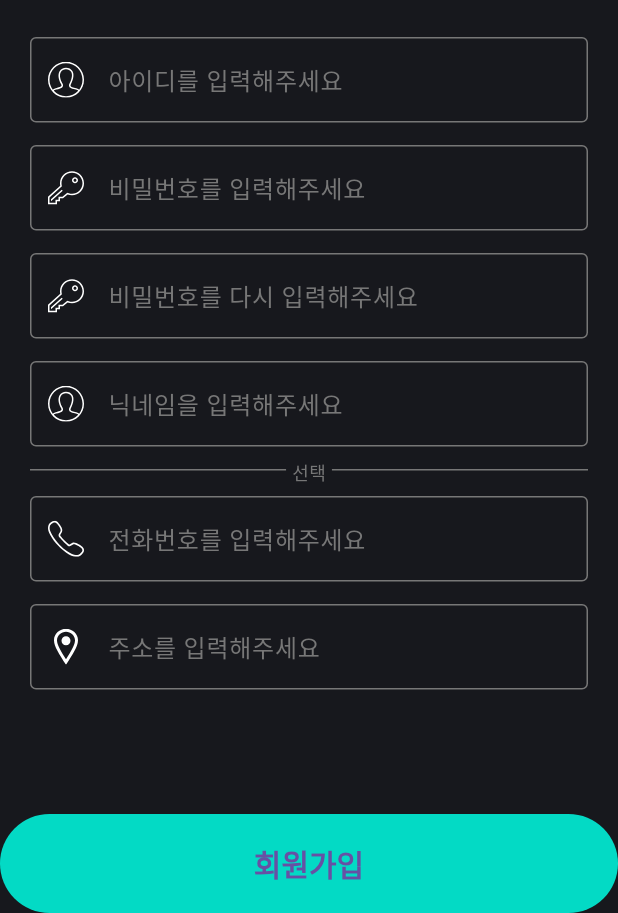
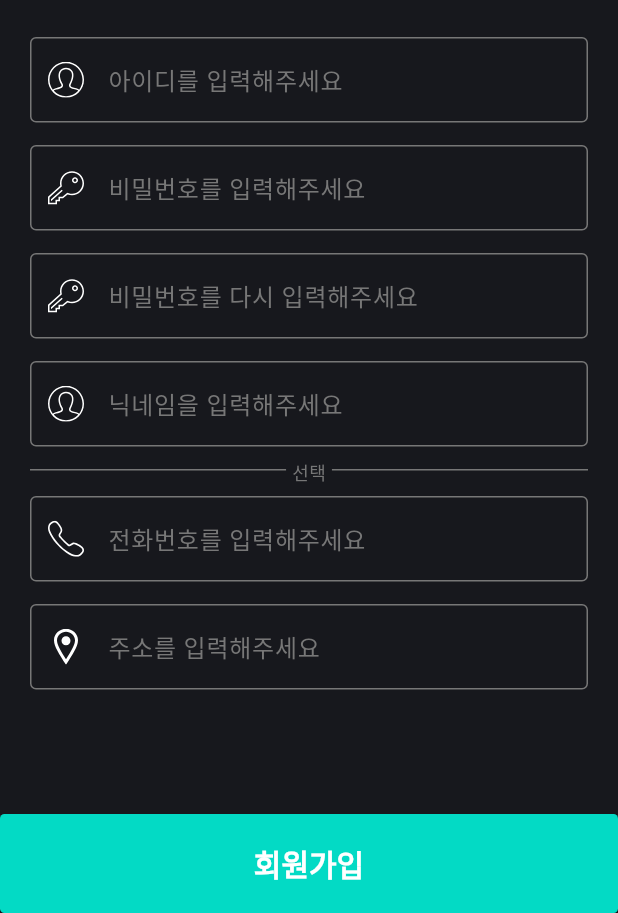
Before and after one commit to kmj94102/lolketing_flutter, a Flutter app: the screen it shows after launch, after a tap on "회원가입", on a phone screen of 412 x 824 dp, the part 323-1236 px from its top. Run offline on Flutter 3.47's test engine with Material 3 defaults, Android fonts, the phone set to English and light mode, and no system bars; our stand-ins replace flutter_dotenv, flutter_svg, get, lottie, sqflite; accounts and stored records are empty; network calls fail.

Commit message:
- GetX 적용  > 로그인, 회원가입, 회원가입  > 그 외는 일부만 적용

```diff
--- /dev/null
+++ b/lib/controller/auth_controller.dart
@@ -0,0 +1,62 @@
+import 'package:get/get.dart';
+import 'package:lolketing_flutter/database/auth_database.dart';
+import 'package:lolketing_flutter/model/login_model.dart';
+import 'package:lolketing_flutter/network/auth_service.dart';
+import 'package:lolketing_flutter/ui/home.dart';
+import 'package:lolketing_flutter/util/common.dart';
+
+class AuthController extends GetxController {
+  var isLoggedIn = false.obs;
+  var isLoading = true.obs;
+  LoginResult? _user;
+
+  int? get id => _user?.id;
+
+  String? get email => _user?.email;
+
+  @override
+  void onInit() {
+    super.onInit();
+    checkLoginStatus();
+  }
+
+  Future<void> checkLoginStatus() async {
+    final db = AuthDatabase();
+    _user = await db.fetchUser();
+
+    if (_user != null) {
+      isLoggedIn.value = true;
+    } else {
+      isLoggedIn.value = false;
+    }
+
+    isLoading.value = false;
+  }
+
+  void login({
+    required String id,
+    required String password,
+  }) async {
+    try {
+      AuthDatabase databaseClient = AuthDatabase();
+      final result =
+          await AuthService().emailLogin(LoginInfo(id: id, password: password));
+      databaseClient.insertLoginInfo(result);
+      _user = result;
+
+      Get.offAll(const HomeScreen());
+    } catch (e) {
+      showSnackBar(message: e.toString());
+    }
+  }
+
+  void join({required JoinInfo info}) async {
+    try {
+      await AuthService().join(info);
+      showSnackBar(message: '회원 가입 완료');
+      Get.back();
+    } catch (e) {
+      showSnackBar(message: e.toString());
+    }
+  }
+}
--- a/lib/custom/custom_button.dart
+++ b/lib/custom/custom_button.dart
@@ -5,23 +5,32 @@ class CustomButton extends StatelessWidget {
   final String text;
   final VoidCallback onClick;
   final Color backgroundColor;
+  final Color textColor;
+  final double borderRadius;
 
-  const CustomButton({
-    Key? key,
-    required this.text,
-    required this.onClick,
-    this.backgroundColor = ColorStyle.mainColor,
-  }) : super(key: key);
+  const CustomButton(
+      {Key? key,
+      required this.text,
+      required this.onClick,
+      this.backgroundColor = ColorStyle.mainColor,
+      this.textColor = ColorStyle.white,
+      this.borderRadius = 3})
+      : super(key: key);
 
   @override
   Widget build(BuildContext context) {
     return TextButton(
       onPressed: onClick,
       style: TextButton.styleFrom(
-          // primary: ColorStyle.white,
+          shape: RoundedRectangleBorder(
+            borderRadius: BorderRadius.circular(borderRadius),
+          ),
+          foregroundColor: textColor,
           backgroundColor: backgroundColor,
-          textStyle:
-              const TextStyle(fontSize: 20, fontWeight: FontWeight.bold)),
+          textStyle: const TextStyle(
+              color: ColorStyle.white,
+              fontSize: 20,
+              fontWeight: FontWeight.bold)),
       child: Padding(
         padding: const EdgeInsets.only(top: 10, bottom: 10),
         child: Text(text),
--- a/lib/custom/custom_text_field.dart
+++ b/lib/custom/custom_text_field.dart
@@ -3,7 +3,7 @@ import 'package:lolketing_flutter/style/color.dart';
 
 class CustomTextField extends StatelessWidget {
   final String hintText;
-  final ValueChanged<String> onChanged;
+  final ValueChanged<String>? onChanged;
   final Widget? icon;
   final Widget? suffix;
   final bool enable;
@@ -18,7 +18,7 @@ class CustomTextField extends StatelessWidget {
 
   const CustomTextField({Key? key,
     required this.hintText,
-    required this.onChanged,
+    this.onChanged,
     this.icon,
     this.suffix,
     this.enable = true,
--- a/lib/database/auth_database.dart
+++ b/lib/database/auth_database.dart
@@ -26,6 +26,14 @@ class AuthDatabase {
         : LoginResult.fromJson(result.first);
   }
 
+  Future<LoginResult?> fetchUser() async {
+    final db = await _helper.database;
+    List<Map<String, dynamic>> result = await db.query(_helper.auth);
+    return result.isEmpty
+        ? null
+        : LoginResult.fromJson(result.first);
+  }
+
   Future<int> fetchUserIndex() async {
     final db = await _helper.database;
     List<Map<String, dynamic>> result = await db.query(_helper.auth);
--- a/lib/main.dart
+++ b/lib/main.dart
@@ -1,7 +1,12 @@
 import 'package:flutter/material.dart';
+import 'package:get/get.dart';
+import 'package:lolketing_flutter/controller/auth_controller.dart';
+import 'package:lolketing_flutter/ui/auth/login.dart';
 import 'package:lolketing_flutter/ui/home.dart';
 
-void main() {
+void main() async {
+  WidgetsFlutterBinding.ensureInitialized();
+  Get.put(AuthController());
   runApp(const MyApp());
 }
 
@@ -10,12 +15,25 @@ class MyApp extends StatelessWidget {
 
   @override
   Widget build(BuildContext context) {
-    return MaterialApp(
-      title: 'Flutter Demo',
-      theme: ThemeData(
-        primarySwatch: Colors.blue,
-      ),
-      home: const HomeScreen(),
-    );
+    return GetMaterialApp(home: InitialScreen());
   }
 }
+
+class InitialScreen extends StatelessWidget {
+  InitialScreen({super.key});
+
+  final controller = Get.find<AuthController>();
+
+  @override
+  Widget build(BuildContext context) {
+    return Obx(() {
+      if (controller.isLoading.value) {
+        return const Scaffold(body: Center(child: CircularProgressIndicator()));
+      } else if (controller.isLoggedIn.value) {
+        return const HomeScreen();
+      } else {
+        return const LoginScreen();
+      }
+    });
+  }
+}
--- a/lib/ui/dialog/withdrawal_dialog.dart
+++ b/lib/ui/dialog/withdrawal_dialog.dart
@@ -4,8 +4,6 @@ import 'package:lolketing_flutter/style/color.dart';
 import 'package:lolketing_flutter/ui/dialog/common/common_dialog.dart';
 import 'package:lolketing_flutter/ui/dialog/common/common_dialog_title.dart';
 import 'package:lolketing_flutter/ui/dialog/common/dual_dialog_button.dart';
-
-import '../../util/common.dart';
 
 void showWithdrawalDialog(BuildContext context, Function() okTap) {
   var confirmationText = '';
@@ -37,7 +35,7 @@ void showWithdrawalDialog(BuildContext context, Function() okTap) {
                 if(confirmationText == '회원 탈퇴') {
                   okTap();
                 } else {
-                  showSnackBar(context, '회원 탈퇴를 정확히 입력해주세요' );
+                  // showSnackBar(context, '회원 탈퇴를 정확히 입력해주세요' );
                 }
               },
               okButtonColor: ColorStyle.red,
--- a/lib/ui/event/event.dart
+++ b/lib/ui/event/event.dart
@@ -200,7 +200,7 @@ class _EventScreenState extends State<EventScreen>
         });
         showCompletedDialog();
       } catch (e) {
-        showSnackBar(context, e.toString());
+        // showSnackBar(context, e.toString());
       }
     }
   }
--- a/lib/ui/event/roulette.dart
+++ b/lib/ui/event/roulette.dart
@@ -147,7 +147,7 @@ class _RouletteScreenState extends State<RouletteScreen>
     final count = await AuthService().insertRouletteCoupon(rp);
     setState(() {
       _rouletteCount = count;
-      showSnackBar(context, '${rp}RP 쿠폰 당첨!!');
+      // showSnackBar(context, '${rp}RP 쿠폰 당첨!!');
     });
   }
 
--- a/lib/ui/home.dart
+++ b/lib/ui/home.dart
@@ -1,12 +1,11 @@
 import 'package:flutter/material.dart';
 import 'package:flutter_svg/svg.dart';
+import 'package:get/route_manager.dart';
 import 'package:lolketing_flutter/structure/base_container.dart';
-import 'package:lolketing_flutter/ui/auth/login.dart';
 import 'package:lolketing_flutter/ui/event/event.dart';
 import 'package:lolketing_flutter/ui/my_page/my_page.dart';
 import 'package:lolketing_flutter/util/common.dart';
 
-import '../database/auth_database.dart';
 import '../style/color.dart';
 
 class HomeScreen extends StatefulWidget {
@@ -18,15 +17,9 @@ class HomeScreen extends StatefulWidget {
 
 class _HomeScreenState extends State<HomeScreen> {
   @override
-  void initState() {
-    super.initState();
-    _isLoginCheck();
-  }
-
-  @override
   Widget build(BuildContext context) {
     return BaseContainer(
-      isScroll: false,
+        isScroll: false,
         header: SizedBox(
           width: MediaQuery.of(context).size.width,
           height: 250,
@@ -46,20 +39,10 @@ class _HomeScreenState extends State<HomeScreen> {
                     children: [
                       _buildHomeIcon(
                           '$imagesAddress/ic_board.svg', '게시판', () {}),
-                      _buildHomeIcon(
-                          '$imagesAddress/ic_event.svg', '이벤트', () {
-                        Navigator.push(context,
-                            MaterialPageRoute(builder: (BuildContext context) {
-                              return const EventScreen();
-                            }));
-                      }),
+                      _buildHomeIcon('$imagesAddress/ic_event.svg', '이벤트',
+                          () => Get.to(const EventScreen())),
                       _buildHomeIcon('$imagesAddress/ic_my_page.svg', '내 정보',
-                          () {
-                        Navigator.push(context,
-                            MaterialPageRoute(builder: (BuildContext context) {
-                          return const MyPageScreen();
-                        }));
-                      }),
+                          () => Get.to(const MyPageScreen())),
                     ],
                   ),
                   Row(
@@ -107,15 +90,4 @@ class _HomeScreenState extends State<HomeScreen> {
       ),
     );
   }
-
-  Future<void> _isLoginCheck() async {
-    try {
-      await AuthDatabase().fetchUserIndex();
-    } catch (e) {
-      Navigator.of(context).pushAndRemoveUntil(
-        MaterialPageRoute(builder: (context) => const LoginScreen()),
-        (Route<dynamic> route) => false,
-      );
-    }
-  }
 }
--- a/pubspec.yaml
+++ b/pubspec.yaml
@@ -33,6 +33,7 @@ dependencies:
   flutter_svg: ^1.1.6
   lottie: ^3.1.2
   intl: ^0.17.0
+  get: ^4.6.1
   sqflite:
   path:
 
```
Also changed, not shown: lib/ui/auth/join.dart (+8 -18 lines), lib/ui/auth/login.dart (+16 -30 lines), lib/ui/auth/search_address.dart (+8 -7 lines), lib/ui/my_page/my_page.dart (+8 -9 lines), lib/util/common.dart (+12 -7 lines), pubspec.lock.
